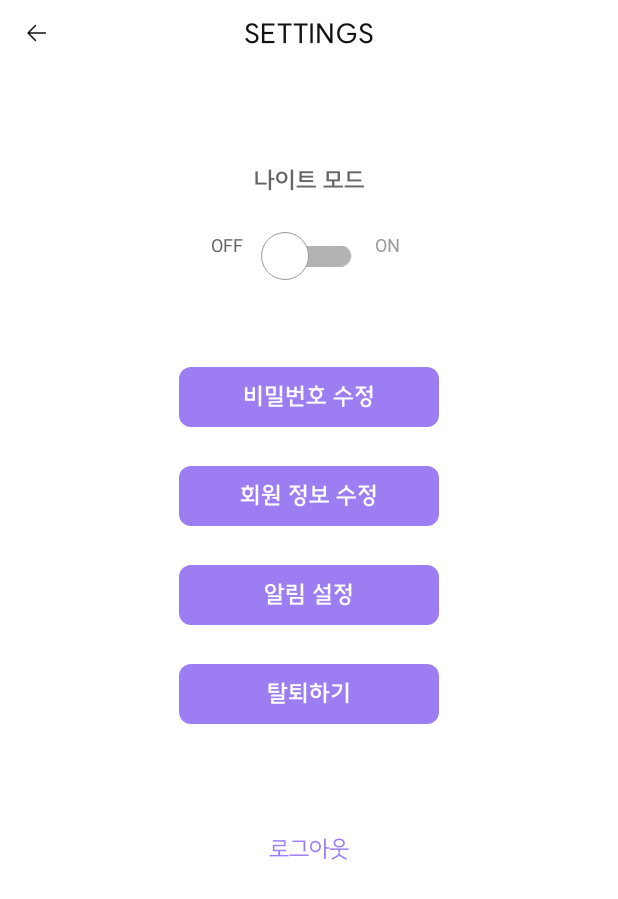
After one commit to bw-green/DURYMONG-Android, an Android app: the layout fragment_settings.xml on its own in the app's theme, with its tools: preview values and no code run, on a phone screen of 412 x 824 dp. The commit adds this screen. Shown: the top 899 px of the screen. Run offline under Robolectric (Android 15) with nearby library versions, the phone set to English and light mode, and no system bars.

Commit message:
[ui] : 6.환경설정 ui 구현 (switch 수정 필요)

```diff
--- a/app/src/main/java/com/example/durymong/MainActivity.kt
+++ b/app/src/main/java/com/example/durymong/MainActivity.kt
@@ -13,6 +13,6 @@ class MainActivity : ComponentActivity() {
         super.onCreate(savedInstanceState)
 
         binding = ActivityMainBinding.inflate(layoutInflater)
-        setContentView(binding.root)
+        setContentView(R.layout.fragment_settings)
     }
 }
--- /dev/null
+++ b/app/src/main/res/drawable/ic_settings_back.xml
@@ -0,0 +1,10 @@
+<vector xmlns:android="http://schemas.android.com/apk/res/android"
+    android:width="24dp"
+    android:height="24dp"
+    android:viewportWidth="24"
+    android:viewportHeight="24">
+  <path
+      android:pathData="M6.207,12C6.207,11.872 6.256,11.744 6.354,11.646L11.303,6.697C11.499,6.501 11.815,6.501 12.01,6.697C12.206,6.892 12.206,7.209 12.01,7.404L7.894,11.52H18.263C18.539,11.52 18.765,11.744 18.766,12.02C18.768,12.296 18.545,12.52 18.269,12.52H7.934L12.01,16.596C12.206,16.792 12.206,17.108 12.01,17.303C11.815,17.499 11.499,17.499 11.303,17.303L6.354,12.354"
+      android:fillColor="#121212"
+      android:fillType="evenOdd"/>
+</vector>
--- /dev/null
+++ b/app/src/main/res/drawable/switch_settings_night_mode_thumb.xml
@@ -0,0 +1,19 @@
+<?xml version="1.0" encoding="utf-8"?>
+<selector xmlns:android="http://schemas.android.com/apk/res/android">
+    <item android:state_checked="false">
+        <shape android:shape="oval">
+            <size android:width="32dp"  android:height="32dp"/>
+            <solid android:color="@color/white"/>
+            <stroke android:color="@color/gray3" android:width="0.5dp"/>
+        </shape>
+    </item>
+
+
+    <item android:state_checked="true">
+        <shape android:shape="oval">
+            <size android:width="32dp"  android:height="32dp"/>
+            <solid android:color="@color/white"/>
+            <stroke android:color="@color/gray3" android:width="0.5dp"/>
+        </shape>
+    </item>
+</selector>
--- /dev/null
+++ b/app/src/main/res/drawable/switch_settings_night_mode_track.xml
@@ -0,0 +1,20 @@
+<?xml version="1.0" encoding="utf-8"?>
+<selector xmlns:android="http://schemas.android.com/apk/res/android">
+    <item android:state_checked="false">
+        <shape android:shape="rectangle">
+            <corners android:radius="36.5dp"/>
+            <size android:width="78dp"  android:height="48dp"/>
+            <solid android:color="@color/gray3"/>
+        </shape>
+    </item>
+
+
+    <item android:state_checked="true">
+        <shape android:shape="rectangle">
+            <corners android:radius="36.5dp"/>
+            <size android:width="78dp"  android:height="48dp"/>
+            <!--임의로 넣어둔 색상 -->
+            <solid android:color="@color/main_purple"/>
+        </shape>
+    </item>
+</selector>
--- /dev/null
+++ b/app/src/main/res/drawable/v_settings_menu_buttons.xml
@@ -0,0 +1,6 @@
+<?xml version="1.0" encoding="utf-8"?>
+<shape xmlns:android="http://schemas.android.com/apk/res/android"
+    android:shape="rectangle">
+
+    <corners android:radius="8dp"/>
+</shape>
--- /dev/null
+++ b/app/src/main/res/layout/fragment_settings.xml
@@ -0,0 +1,180 @@
+<?xml version="1.0" encoding="utf-8"?>
+<androidx.constraintlayout.widget.ConstraintLayout xmlns:android="http://schemas.android.com/apk/res/android"
+    xmlns:app="http://schemas.android.com/apk/res-auto"
+    android:layout_width="match_parent"
+    android:layout_height="match_parent">
+    <!--top-->
+    <androidx.constraintlayout.widget.ConstraintLayout
+        android:id="@+id/cl_settings_top"
+        android:layout_width="match_parent"
+        android:layout_height="44dp"
+        app:layout_constraintStart_toStartOf="parent"
+        app:layout_constraintTop_toTopOf="parent">
+
+        <ImageView
+            android:id="@+id/iv_settings_back"
+            android:layout_width="24dp"
+            android:layout_height="24dp"
+            android:layout_marginStart="12dp"
+            android:src="@drawable/ic_settings_back"
+            app:layout_constraintBottom_toBottomOf="parent"
+            app:layout_constraintStart_toStartOf="parent"
+            app:layout_constraintTop_toTopOf="parent" />
+
+        <TextView
+            android:layout_width="wrap_content"
+            android:layout_height="wrap_content"
+            android:fontFamily="@font/suite_semi_bold"
+            android:text="SETTINGS"
+            android:textColor="@color/black"
+            android:textSize="18sp"
+            app:layout_constraintBottom_toBottomOf="parent"
+            app:layout_constraintEnd_toEndOf="parent"
+            app:layout_constraintStart_toStartOf="parent"
+            app:layout_constraintTop_toTopOf="parent" />
+    </androidx.constraintlayout.widget.ConstraintLayout>
+
+    <androidx.constraintlayout.widget.ConstraintLayout
+        android:id="@+id/cl_settings_night_mode"
+        android:layout_width="match_parent"
+        android:layout_height="wrap_content"
+        android:layout_marginTop="66dp"
+        app:layout_constraintTop_toBottomOf="@id/cl_settings_top">
+
+        <TextView
+            android:id="@+id/tv_settings_night_mode"
+            android:layout_width="wrap_content"
+            android:layout_height="wrap_content"
+            android:fontFamily="@font/suite_semi_bold"
+            android:text="나이트 모드"
+            android:textColor="@color/gray4"
+            android:textSize="16sp"
+            app:layout_constraintEnd_toEndOf="parent"
+            app:layout_constraintStart_toStartOf="parent"
+            app:layout_constraintTop_toTopOf="parent" />
+
+        <androidx.appcompat.widget.SwitchCompat
+            android:id="@+id/sw_settings_night_mode"
+            android:layout_width="wrap_content"
+            android:layout_height="wrap_content"
+            android:layout_marginTop="16.11dp"
+            android:checked="false"
+            android:switchMinWidth="0dp"
+            android:textOff=""
+            android:textOn=""
+            android:thumb="@drawable/switch_settings_night_mode_thumb"
+            android:track="@drawable/switch_settings_night_mode_track"
+            app:layout_constraintEnd_toEndOf="parent"
+            app:layout_constraintStart_toStartOf="parent"
+            app:layout_constraintTop_toBottomOf="@id/tv_settings_night_mode"
+            app:thumbTextPadding="28dp" />
+
+
+        <TextView
+            android:id="@+id/tv_settings_night_mode_off"
+            android:layout_width="wrap_content"
+            android:layout_height="wrap_content"
+            android:layout_marginTop="24.11dp"
+            android:layout_marginEnd="12dp"
+            android:text="OFF"
+            android:textColor="@color/gray4"
+            android:textSize="12sp"
+            app:layout_constraintEnd_toStartOf="@id/sw_settings_night_mode"
+            app:layout_constraintTop_toBottomOf="@id/tv_settings_night_mode" />
+
+        <TextView
+            android:id="@+id/tv_settings_night_mode_on"
+            android:layout_width="wrap_content"
+            android:layout_height="wrap_content"
+            android:layout_marginStart="12dp"
+            android:layout_marginTop="24.11dp"
+            android:fontFamily="@font/suite_medium"
+            android:text="ON"
+            android:textColor="@color/gray3"
+            android:textSize="12sp"
+            app:layout_constraintStart_toEndOf="@id/sw_settings_night_mode"
+            app:layout_constraintTop_toBottomOf="@id/tv_settings_night_mode" />
+    </androidx.constraintlayout.widget.ConstraintLayout>
+
+    <TextView
+        android:id="@+id/tv_settings_edit_password"
+        android:layout_width="173dp"
+        android:layout_height="40dp"
+        android:layout_marginTop="50dp"
+        android:background="@drawable/v_settings_menu_buttons"
+        android:backgroundTint="@color/main_purple"
+        android:fontFamily="@font/suite_semi_bold"
+        android:gravity="center"
+        android:text="비밀번호 수정"
+        android:textColor="@color/white"
+        android:textSize="16sp"
+        app:layout_constraintEnd_toEndOf="parent"
+        app:layout_constraintStart_toStartOf="parent"
+        app:layout_constraintTop_toBottomOf="@id/cl_settings_night_mode" />
+
+    <TextView
+        android:id="@+id/tv_settings_edit_user_info"
+        android:layout_width="173dp"
+        android:layout_height="40dp"
+        android:layout_marginTop="26dp"
+        android:background="@drawable/v_settings_menu_buttons"
+        android:backgroundTint="@color/main_purple"
+        android:fontFamily="@font/suite_semi_bold"
+        android:gravity="center"
+        android:text="회원 정보 수정"
+        android:textColor="@color/white"
+        android:textSize="16sp"
+        app:layout_constraintEnd_toEndOf="parent"
+        app:layout_constraintStart_toStartOf="parent"
+        app:layout_constraintTop_toBottomOf="@id/tv_settings_edit_password" />
+
+    <TextView
+        android:id="@+id/tv_settings_set_alarm"
+        android:layout_width="173dp"
+        android:layout_height="40dp"
+        android:layout_marginTop="26dp"
+        android:background="@drawable/v_settings_menu_buttons"
+        android:backgroundTint="@color/main_purple"
+        android:fontFamily="@font/suite_semi_bold"
+        android:gravity="center"
+        android:text="알림 설정"
+        android:textColor="@color/white"
+        android:textSize="16sp"
+        app:layout_constraintEnd_toEndOf="parent"
+        app:layout_constraintStart_toStartOf="parent"
+        app:layout_constraintTop_toBottomOf="@id/tv_settings_edit_user_info" />
+
+    <TextView
+        android:id="@+id/tv_settings_resign"
+        android:layout_width="173dp"
+        android:layout_height="40dp"
+        android:layout_marginTop="26dp"
+        android:background="@drawable/v_settings_menu_buttons"
+        android:backgroundTint="@color/main_purple"
+        android:fontFamily="@font/suite_semi_bold"
+        android:gravity="center"
+        android:text="탈퇴하기"
+        android:textColor="@color/white"
+        android:textSize="16sp"
+        app:layout_constraintEnd_toEndOf="parent"
+        app:layout_constraintStart_toStartOf="parent"
+        app:layout_constraintTop_toBottomOf="@id/tv_settings_set_alarm" />
+
+    <TextView
+        android:id="@+id/tv_settings_logout"
+        android:layout_width="173dp"
+        android:layout_height="40dp"
+        android:layout_marginTop="64dp"
+        android:background="@drawable/v_settings_menu_buttons"
+        android:backgroundTint="@color/white"
+        android:fontFamily="@font/suite_regular"
+        android:gravity="center"
+        android:text="로그아웃"
+        android:textColor="@color/main_purple"
+        android:textSize="16sp"
+        app:layout_constraintEnd_toEndOf="parent"
+        app:layout_constraintStart_toStartOf="parent"
+        app:layout_constraintTop_toBottomOf="@id/tv_settings_resign" />
+
+
+</androidx.constraintlayout.widget.ConstraintLayout>
```
